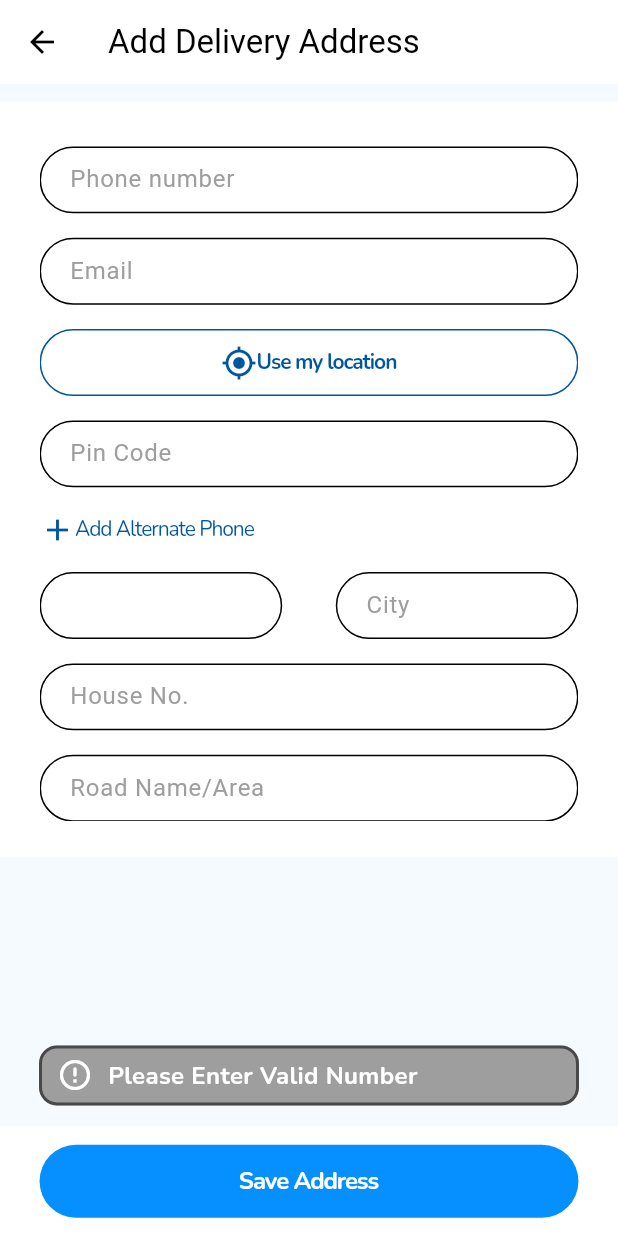
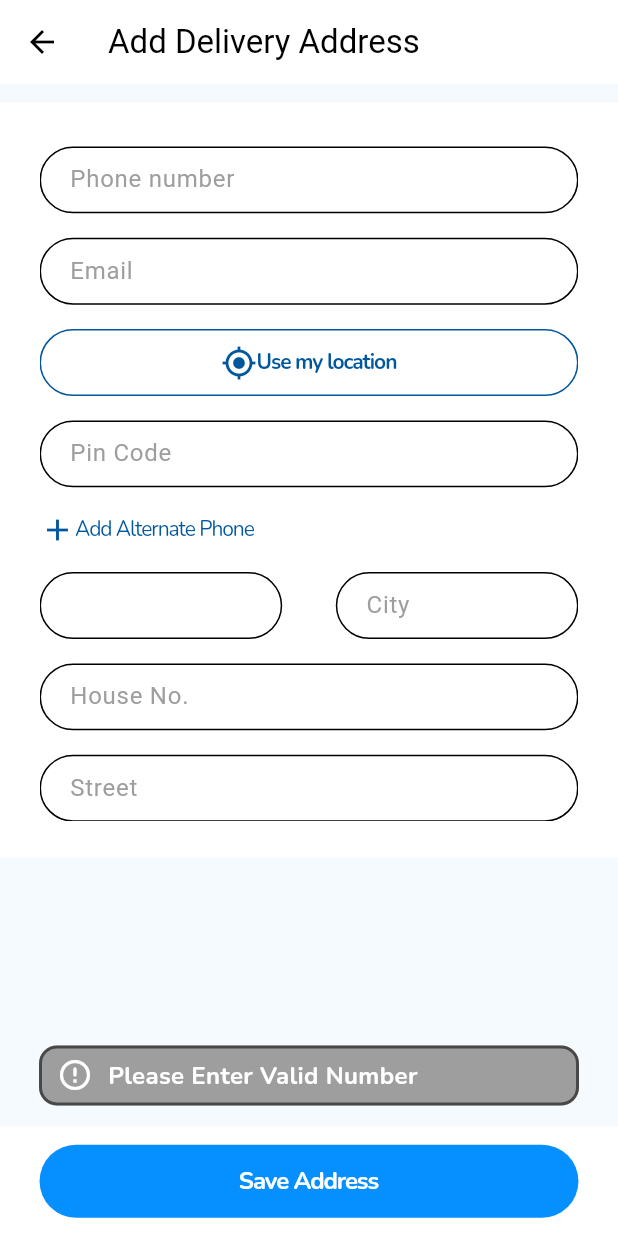
Before and after one commit to bukizz-store/bukizz_app, a Flutter app: the AddAddress screen opened by its route, scrolled down 68 dp, after a tap on "Save Address", on a phone screen of 412 x 824 dp. Run offline on Flutter 3.47's test engine with Material 3 defaults, Android fonts, the phone set to English and light mode, and no system bars; our stand-ins replace cached_network_image, carousel_slider, cloud_firestore, dots_indicator, firebase_auth, firebase_core and 14 more; missing offline and left inert: dart:ffi, upi_india; accounts and stored records are empty; project files that could hold a hidden picture were left out.

Commit message:
Save Address Updated

```diff
--- a/lib/data/providers/auth/updateUserData.dart
+++ b/lib/data/providers/auth/updateUserData.dart
@@ -20,7 +20,6 @@ class UpdateUserData extends ChangeNotifier{
 
     AppConstants.userData.address = address;
     String addresss = address.city;
-    saveLocationSetToSharedPreferences(addresss);
     SharedPreferences prefs = await SharedPreferences.getInstance();
     prefs.setString('userData', jsonEncode(AppConstants.userData.toJson()));
     notifyListeners();
@@ -42,7 +41,7 @@ class UpdateUserData extends ChangeNotifier{
   Future saveLocationSetToSharedPreferences(String location) async {
     SharedPreferences prefs = await SharedPreferences.getInstance();
     prefs.setString(SharedPrefHelper.location, location);
-    AppConstants.location = prefs.getString(SharedPrefHelper.location)! ?? '';
+    AppConstants.location = location;
     notifyListeners();
   }
 
--- a/lib/ui/screens/HomeView/Ecommerce/checkout/add_address.dart
+++ b/lib/ui/screens/HomeView/Ecommerce/checkout/add_address.dart
@@ -208,8 +208,8 @@ class _AddAddressState extends State<AddAddress> {
                       CustomTextForm(
                         width: dimensions.width342,
                         height: dimensions.height8 * 5.5,
-                        hintText: 'Road name, Area, Colony (Required) *',
-                        labelText: 'Road Name/Area',
+                        hintText: 'Street name, Area, Colony (Required) *',
+                        labelText: 'Street',
                         controller: addressController,
                       ),
                     ],
@@ -223,11 +223,11 @@ class _AddAddressState extends State<AddAddress> {
       bottomNavigationBar: InkWell(
         onTap: () {
           //Save Address logic here
-          if(phoneController.text.length<10){
+          if(phoneController.text.length != 10 ){
             AppConstants.showSnackBarTop(context, 'Please Enter Valid Number', AppColors.error, Icons.error_outline_rounded);
             return;
           }
-          if(pinCodeController.text.length<6){
+          if(pinCodeController.text.length !=6){
             AppConstants.showSnackBarTop(context, 'Please Enter Valid Pincode', AppColors.error, Icons.error_outline_rounded);
             return;
           }
@@ -236,6 +236,15 @@ class _AddAddressState extends State<AddAddress> {
             AppConstants.showSnackBarTop(context, 'Please Enter a valid Email', AppColors.error, Icons.error_outline_rounded);
             return;
           }
+          if(buildingnameController.text.isEmpty) {
+              AppConstants.showSnackBarTop(context, 'Please Enter House No.', AppColors.error, Icons.error_outline_rounded);
+              return;
+            }
+          if(addressController.text.isEmpty) {
+            AppConstants.showSnackBarTop(context, 'Please Enter Street Name', AppColors.error, Icons.error_outline_rounded);
+            return;
+          }
+
           Address address = Address(name: nameController.text, houseNo: buildingnameController.text, street: fullAddress, city: cityController.text, state: stateController.text, pinCode: pinCodeController.text, phone: phoneController.text, email: emailController.text);
           context.read<UpdateUserData>().updateUserAlternateAddress(address);
           Navigator.of(context).pop();
--- a/lib/ui/screens/HomeView/Ecommerce/checkout/checkout1.dart
+++ b/lib/ui/screens/HomeView/Ecommerce/checkout/checkout1.dart
@@ -28,6 +28,8 @@ class Checkout1 extends StatefulWidget {
 class _Checkout1State extends State<Checkout1> {
   String? selectedAddress;
   Future<void> checkDeliverable() async {
+    print(AppConstants.location);
+
     await FirebaseDatabase.instance
         .ref()
         .child('pincode')
--- a/lib/ui/screens/HomeView/Ecommerce/onboarding screen/manual_location.dart
+++ b/lib/ui/screens/HomeView/Ecommerce/onboarding screen/manual_location.dart
@@ -1,4 +1,6 @@
 import 'package:bukizz/data/providers/bottom_nav_bar_provider.dart';
+import 'package:bukizz/data/providers/cart_provider.dart';
+import 'package:bukizz/data/repository/cart_view_repository.dart';
 import 'package:bukizz/ui/screens/HomeView/Ecommerce/main_screen.dart';
 import 'package:bukizz/ui/screens/HomeView/Ecommerce/onboarding%20screen/location.dart';
 import 'package:bukizz/utils/dimensions.dart';
@@ -158,7 +160,8 @@ class _SelectLocationState extends State<SelectLocation> {
             width: dimensions.width342,
             height: dimensions.height10 * 5.4,
             onPressed: () {
-
+              context.read<CartProvider>().clearCartData();
+              context.read<CartViewRepository>().cartData.clear();
               context.read<UpdateUserData>().saveLocationSetToSharedPreferences(selectedCity);
               context.read<SchoolDataProvider>().loadData(context).then((value) => debugPrint("School Data Loaded Successfully"));
               provider.setSelectedIndex(0);
--- a/lib/widgets/address/update_address.dart
+++ b/lib/widgets/address/update_address.dart
@@ -217,8 +217,8 @@ class _UpdateAddressState extends State<UpdateAddress> {
                       CustomTextForm(
                         width: dimensions.width342,
                         height: dimensions.height8 * 5.5,
-                        hintText: 'Road name, Area, Colony (Required) *',
-                        labelText: 'Road Name',
+                        hintText: 'Street name, Area, Colony (Required) *',
+                        labelText: 'Street',
                         controller: addressController,
                         isEmail: true,
                       ),
@@ -244,11 +244,11 @@ class _UpdateAddressState extends State<UpdateAddress> {
       ),
       bottomNavigationBar: InkWell(
         onTap: () {
-          if(phoneController.text.length<10){
+          if(phoneController.text.length != 10){
             AppConstants.showSnackBarTop(context, 'Please Enter Valid Number', AppColors.error, Icons.error_outline_rounded);
             return;
           }
-          if(pinCodeController.text.length<6){
+          if(pinCodeController.text.length != 6){
             AppConstants.showSnackBarTop(context, 'Please Enter Valid Pincode', AppColors.error, Icons.error_outline_rounded);
             return;
           }
@@ -257,11 +257,19 @@ class _UpdateAddressState extends State<UpdateAddress> {
             AppConstants.showSnackBarTop(context, 'Please Enter a valid Email', AppColors.error, Icons.error_outline_rounded);
             return;
           }
+          if(buildingnameController.text.isEmpty) {
+            AppConstants.showSnackBarTop(context, 'Please Enter House No.', AppColors.error, Icons.error_outline_rounded);
+            return;
+          }
+          if(addressController.text.isEmpty) {
+            AppConstants.showSnackBarTop(context, 'Please Enter Street Name', AppColors.error, Icons.error_outline_rounded);
+            return;
+          }
           //Save Address logic here
           Address address = Address(
               name: nameController.text,
               houseNo: buildingnameController.text,
-              street: fullAddress,
+              street: addressController.text,
               city: cityController.text,
               state: stateController.text,
               pinCode: pinCodeController.text,
@@ -354,8 +362,8 @@ class _UpdateAddressState extends State<UpdateAddress> {
         stateController.text = placemarks.first.administrativeArea ?? '';
         cityController.text = placemarks.first.locality ?? '';
         buildingnameController.text = placemarks.first.name ?? '';
+        fullAddress = '$colony, $street, $sector';
         addressController.text = fullAddress;
-        fullAddress = '$colony, $street, $sector';
       });
     }
   }
```
Also changed, not shown: lib/data/providers/cart_provider.dart (+7 -0 lines).
